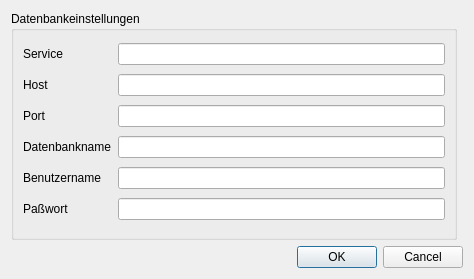
This is Ui_conf.ui in bstroebl/xplanplugin as Qt 5 draws it before an edit. The edited form follows.
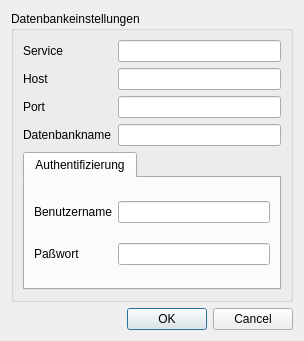
This is the edited form.

Commit message: [FEATURE] Ermögliche gespeicherte Authentifizierung

```diff
--- a/Ui_conf.ui
+++ b/Ui_conf.ui
@@ -6,74 +6,21 @@
    <rect>
     <x>0</x>
     <y>0</y>
-    <width>474</width>
-    <height>279</height>
+    <width>304</width>
+    <height>341</height>
    </rect>
   </property>
   <property name="windowTitle">
    <string>XPlanung</string>
   </property>
   <layout class="QGridLayout" name="gridLayout">
-   <item row="0" column="0" rowspan="2">
+   <item row="0" column="0">
     <widget class="QGroupBox" name="groupBox">
      <property name="title">
       <string>Datenbankeinstellungen</string>
      </property>
      <layout class="QGridLayout" name="gridLayout_2">
-      <item row="4" column="1">
-       <widget class="QLineEdit" name="leDBNAME"/>
-      </item>
-      <item row="1" column="1">
-       <widget class="QLineEdit" name="leSERVICE"/>
-      </item>
-      <item row="5" column="0">
-       <widget class="QLabel" name="label_2">
-        <property name="text">
-         <string>Benutzername</string>
-        </property>
-        <property name="buddy">
-         <cstring>leUID</cstring>
-        </property>
-       </widget>
-      </item>
-      <item row="9" column="0">
-       <widget class="QLabel" name="label_3">
-        <property name="text">
-         <string>Paßwort</string>
-        </property>
-        <property name="buddy">
-         <cstring>lePWD</cstring>
-        </property>
-       </widget>
-      </item>
-      <item row="5" column="1">
-       <widget class="QLineEdit" name="leUID">
-        <property name="text">
-         <string/>
-        </property>
-       </widget>
-      </item>
-      <item row="4" column="0">
-       <widget class="QLabel" name="label">
-        <property name="text">
-         <string>Datenbankname</string>
-        </property>
-        <property name="buddy">
-         <cstring>leDBNAME</cstring>
-        </property>
-       </widget>
-      </item>
-      <item row="9" column="1">
-       <widget class="QLineEdit" name="lePWD">
-        <property name="text">
-         <string/>
-        </property>
-        <property name="echoMode">
-         <enum>QLineEdit::Password</enum>
-        </property>
-       </widget>
-      </item>
-      <item row="1" column="0">
+      <item row="0" column="0">
        <widget class="QLabel" name="label_6">
         <property name="text">
          <string>Service</string>
@@ -83,14 +30,10 @@
         </property>
        </widget>
       </item>
-      <item row="2" column="1">
-       <widget class="QLineEdit" name="leHOST">
-        <property name="text">
-         <string/>
-        </property>
-       </widget>
+      <item row="0" column="1">
+       <widget class="QLineEdit" name="leSERVICE"/>
       </item>
-      <item row="2" column="0">
+      <item row="1" column="0">
        <widget class="QLabel" name="label_7">
         <property name="text">
          <string>Host</string>
@@ -100,7 +43,24 @@
         </property>
        </widget>
       </item>
-      <item row="3" column="1">
+      <item row="1" column="1">
+       <widget class="QLineEdit" name="leHOST">
+        <property name="text">
+         <string/>
+        </property>
+       </widget>
+      </item>
+      <item row="2" column="0">
+       <widget class="QLabel" name="label_8">
+        <property name="text">
+         <string>Port</string>
+        </property>
+        <property name="buddy">
+         <cstring>lePORT</cstring>
+        </property>
+       </widget>
+      </item>
+      <item row="2" column="1">
        <widget class="QLineEdit" name="lePORT">
         <property name="inputMask">
          <string>99999; </string>
@@ -111,19 +71,73 @@
        </widget>
       </item>
       <item row="3" column="0">
-       <widget class="QLabel" name="label_8">
+       <widget class="QLabel" name="label">
         <property name="text">
-         <string>Port</string>
+         <string>Datenbankname</string>
         </property>
         <property name="buddy">
          <cstring>lePORT</cstring>
         </property>
        </widget>
       </item>
+      <item row="3" column="1">
+       <widget class="QLineEdit" name="leDBNAME"/>
+      </item>
+      <item row="4" column="0" colspan="2">
+       <widget class="QTabWidget" name="tabWidget">
+        <property name="currentIndex">
+         <number>0</number>
+        </property>
+        <widget class="QWidget" name="auth">
+         <attribute name="title">
+          <string>Authentifizierung</string>
+         </attribute>
+         <layout class="QGridLayout" name="gridLayout_3">
+          <item row="0" column="0">
+           <widget class="QLabel" name="label_2">
+            <property name="text">
+             <string>Benutzername</string>
+            </property>
+            <property name="buddy">
+             <cstring>leUID</cstring>
+            </property>
+           </widget>
+          </item>
+          <item row="0" column="1">
+           <widget class="QLineEdit" name="leUID">
+            <property name="text">
+             <string/>
+            </property>
+           </widget>
+          </item>
+          <item row="1" column="0">
+           <widget class="QLabel" name="label_3">
+            <property name="text">
+             <string>Paßwort</string>
+            </property>
+            <property name="buddy">
+             <cstring>lePWD</cstring>
+            </property>
+           </widget>
+          </item>
+          <item row="1" column="1">
+           <widget class="QLineEdit" name="lePWD">
+            <property name="text">
+             <string/>
+            </property>
+            <property name="echoMode">
+             <enum>QLineEdit::Password</enum>
+            </property>
+           </widget>
+          </item>
+         </layout>
+        </widget>
+       </widget>
+      </item>
      </layout>
     </widget>
    </item>
-   <item row="4" column="0" colspan="2">
+   <item row="1" column="0">
     <widget class="QDialogButtonBox" name="bb">
      <property name="standardButtons">
       <set>QDialogButtonBox::Cancel|QDialogButtonBox::Ok</set>
```
Left out of the diff: 4 changed lines with no effect on the pictures. The commit also changes 2 other files.
